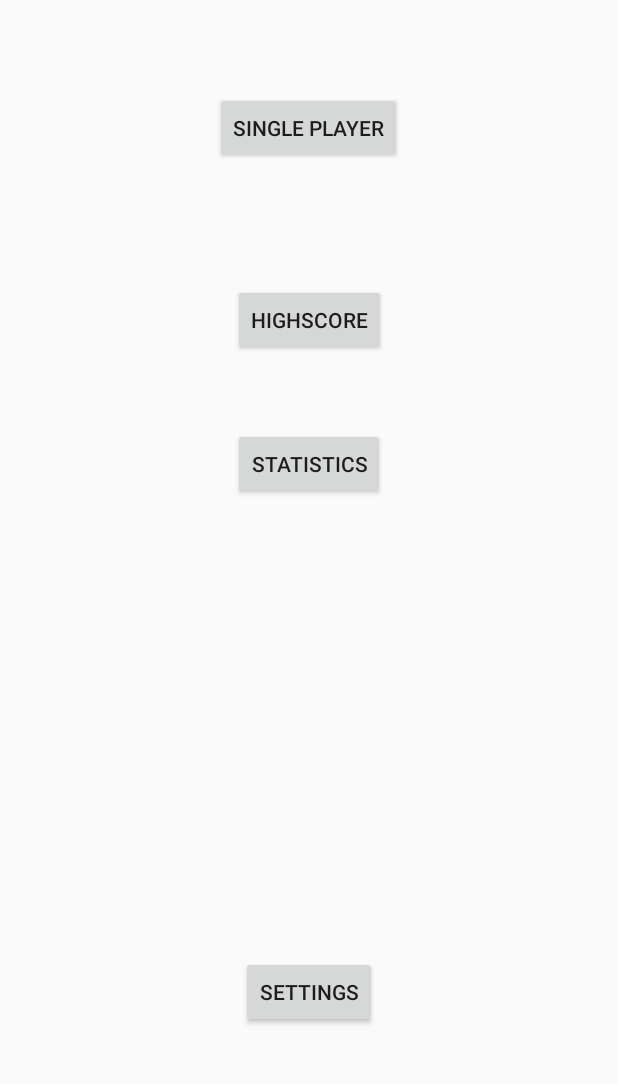
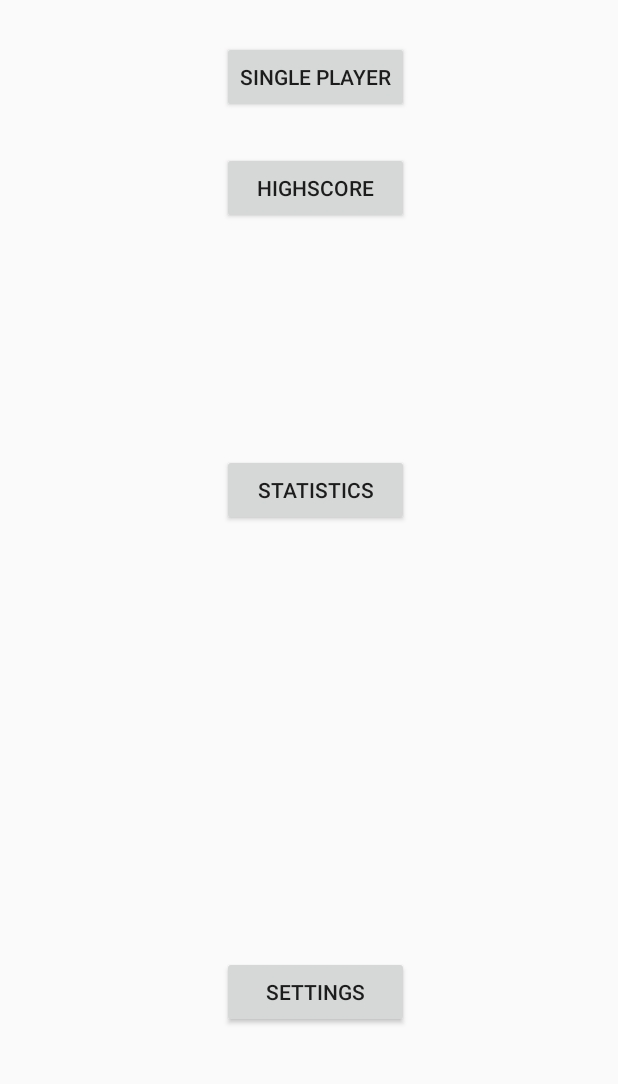
Before and after one commit to laesskerjonathan/air-hockey, an Android app: the screen it shows after launch (HauptMenu), on a phone screen of 412 x 824 dp, the part 128-1212 px from its top. Run offline under Robolectric (Android 15) with nearby library versions, the phone set to English and light mode, and no system bars.

Commit message:
Update: Navigation

```diff
--- a/app/src/main/AndroidManifest.xml
+++ b/app/src/main/AndroidManifest.xml
@@ -22,7 +22,8 @@
         <activity android:name=".SettingsMenu" />
         <activity android:name=".Statistics" />
         <activity android:name=".SinglePlayerPreGame" />
-        <activity android:name=".PauseMenu"></activity>
+        <activity android:name=".PauseMenu" />
+        <activity android:name=".HighScore"></activity>
     </application>
 
 </manifest>
--- a/app/src/main/java/ch/laessker/jonathan/airhockey/HauptMenu.java
+++ b/app/src/main/java/ch/laessker/jonathan/airhockey/HauptMenu.java
@@ -1,13 +1,56 @@
 package ch.laessker.jonathan.airhockey;
 
+import android.content.Intent;
 import android.support.v7.app.AppCompatActivity;
 import android.os.Bundle;
+import android.widget.Button;
+import android.view.View;
 
 public class HauptMenu extends AppCompatActivity {
+
+    Button singlePlayerButton;
+    Button highScoreButton;
+    Button statisticButton;
+    Button settingsButton;
 
     @Override
     protected void onCreate(Bundle savedInstanceState) {
         super.onCreate(savedInstanceState);
         setContentView(R.layout.activity_haupt_menu);
+
+        singlePlayerButton = (Button) findViewById(R.id.single_player_pre_game);
+
+        singlePlayerButton.setOnClickListener(new View.OnClickListener() {
+            public void onClick(View v) {
+                final Intent i = new Intent(HauptMenu.this,SinglePlayerPreGame.class);
+                startActivity(i);
+            }
+        });
+
+        highScoreButton = (Button) findViewById(R.id.highscoreb);
+
+        highScoreButton.setOnClickListener(new View.OnClickListener() {
+            public void onClick(View v) {
+                final Intent i = new Intent(HauptMenu.this,HighScore.class);
+                startActivity(i);
+            }
+        });
+        statisticButton = (Button) findViewById(R.id.statisticb);
+
+        statisticButton.setOnClickListener(new View.OnClickListener() {
+            public void onClick(View v) {
+                final Intent i = new Intent(HauptMenu.this,Statistics.class);
+                startActivity(i);
+            }
+        });
+        settingsButton = (Button) findViewById(R.id.settingsb);
+
+        settingsButton.setOnClickListener(new View.OnClickListener() {
+            public void onClick(View v) {
+                final Intent i = new Intent(HauptMenu.this,SettingsMenu.class);
+                startActivity(i);
+            }
+        });
     }
+
 }
--- a/app/src/main/res/layout/activity_haupt_menu.xml
+++ b/app/src/main/res/layout/activity_haupt_menu.xml
@@ -24,37 +24,39 @@
         android:text="@string/single_player"
         android:layout_width="wrap_content"
         android:layout_height="wrap_content"
+        android:layout_marginTop="27dp"
+        android:id="@+id/single_player_pre_game"
         android:layout_below="@+id/textView2"
-        android:layout_centerHorizontal="true"
-        android:layout_marginTop="61dp"
-        android:id="@+id/button5" />
+        android:layout_alignStart="@+id/textView2" />
 
     <Button
-        android:text="@string/settings"
+        android:id="@+id/settingsb"
         android:layout_width="wrap_content"
         android:layout_height="wrap_content"
+        android:layout_alignParentBottom="true"
         android:layout_marginBottom="37dp"
-        android:id="@+id/button8"
-        android:layout_alignParentBottom="true"
-        android:layout_centerHorizontal="true" />
+        android:text="@string/settings"
+        android:layout_alignEnd="@+id/statisticb"
+        android:layout_alignStart="@+id/statisticb" />
 
     <Button
         android:text="@string/statistics"
         android:layout_width="wrap_content"
         android:layout_height="wrap_content"
-        android:id="@+id/button7"
-        android:layout_below="@+id/button6"
-        android:layout_centerHorizontal="true"
-        android:layout_marginTop="48dp" />
+        android:id="@+id/statisticb"
+        android:layout_centerVertical="true"
+        android:layout_alignStart="@+id/highscoreb"
+        android:layout_alignEnd="@+id/highscoreb" />
 
     <Button
         android:text="@string/highscore"
         android:layout_width="wrap_content"
         android:layout_height="wrap_content"
-        android:id="@+id/button6"
-        android:layout_marginTop="80dp"
-        android:layout_below="@+id/button5"
-        android:layout_alignStart="@+id/button7" />
+        android:id="@+id/highscoreb"
+        android:layout_marginTop="26dp"
+        android:layout_below="@+id/single_player_pre_game"
+        android:layout_alignEnd="@+id/single_player_pre_game"
+        android:layout_alignStart="@+id/single_player_pre_game" />
     android:visibility="visible"
         android:background="@drawable/btn_start_menu" />
 
```
Also changed, not shown: app/src/main/java/ch/laessker/jonathan/airhockey/HighScore.java (added, +13 -0 lines), app/src/main/res/layout/activity_high_score.xml (added, +64 -0 lines).
